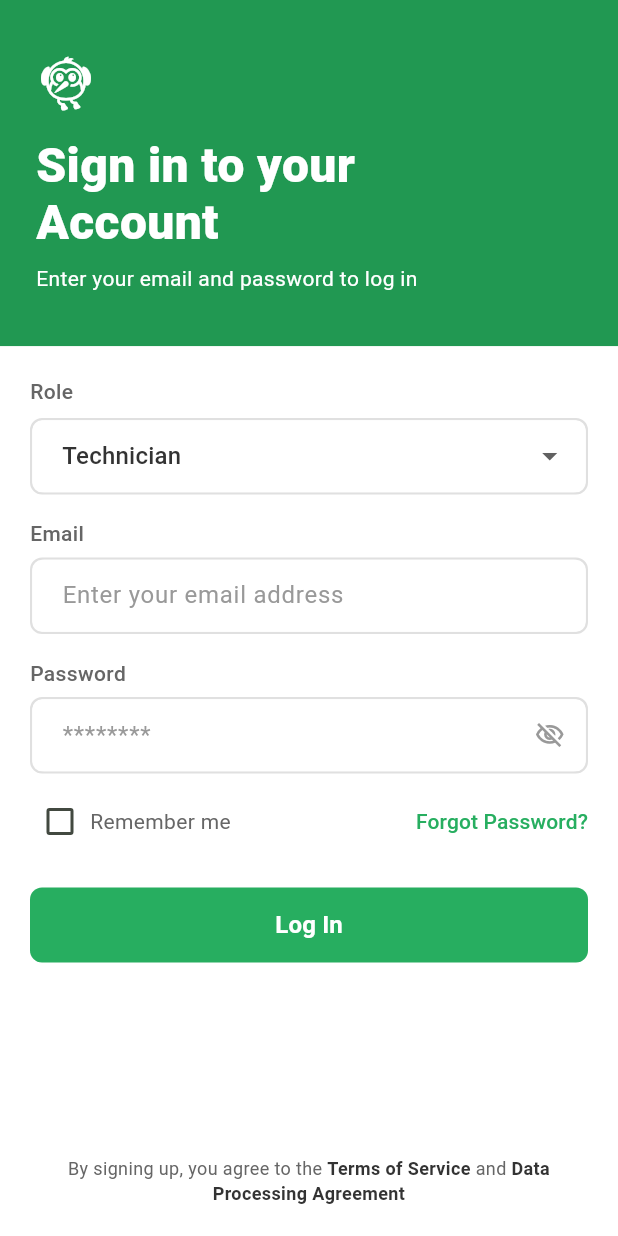
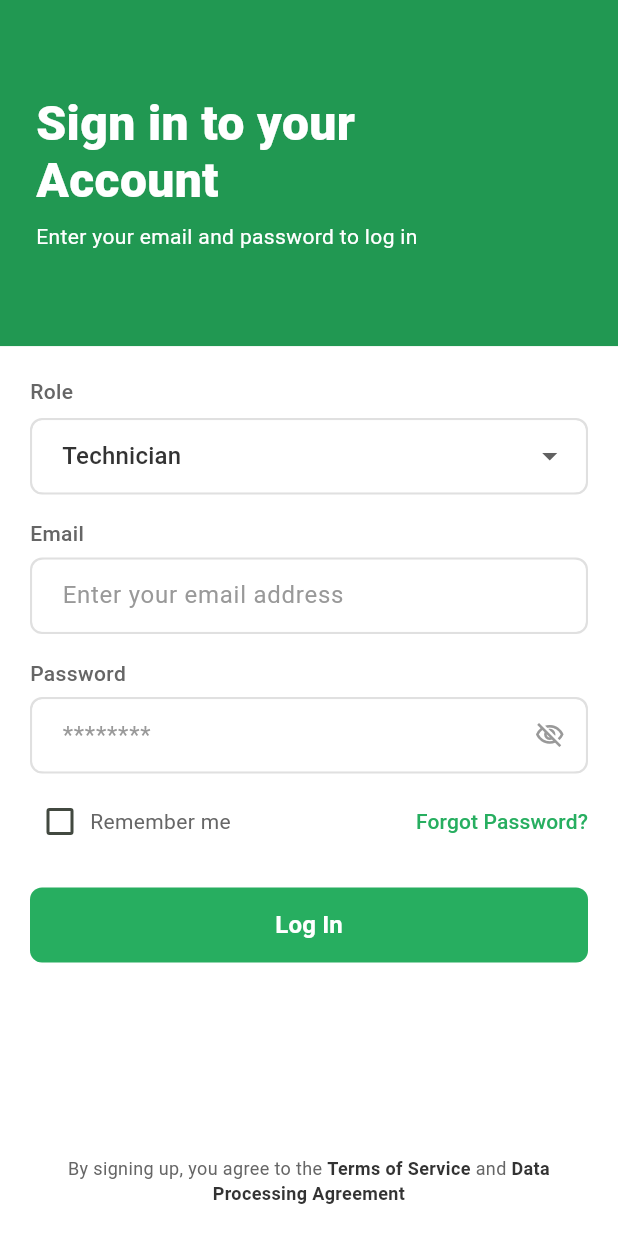
Before and after one commit to KurtLawrence8/trabacco_mobile, a Flutter app: the screen it shows after launch, on a phone screen of 412 x 824 dp. Run offline on Flutter 3.47's test engine with Material 3 defaults, Android fonts, the phone set to English and light mode, and no system bars; our stand-ins replace camera, connectivity_plus, geolocator, google_maps_flutter, image_picker, shared_preferences and 1 more; missing offline and left inert: gal; accounts and stored records are empty.

Commit message:
modified farm landing screen exception

```diff
--- a/lib/config/api_config.dart
+++ b/lib/config/api_config.dart
@@ -7,8 +7,8 @@ class ApiConfig {
     final url = kIsWeb
         ? 'http://127.0.0.1:8000/api' // For web - use localhost
         : Platform.isAndroid
-            ? 'http://192.168.100.210:8000/api' // For Android - use your computer's IP
-            : 'http://192.168.100.210:8000/api'; // For iOS and others - use your computer's IP
+            ? 'http://localhost:8000/api' // For Android - use your computer's IP
+            : 'http://localhost:8000/api'; // For iOS and others - use your computer's IP
 
     print(
       '🌐 [API CONFIG] Platform: ${kIsWeb ? 'Web' : Platform.isAndroid ? 'Android' : 'iOS/Other'}',
--- a/lib/screens/login_screen.dart
+++ b/lib/screens/login_screen.dart
@@ -304,14 +304,7 @@ class _LoginScreenState extends State<LoginScreen> {
                         mainAxisAlignment: MainAxisAlignment.center,
                         crossAxisAlignment: CrossAxisAlignment.start,
                         children: [
-                          // Logo/Icon
-                          Icon(
-                            Icons.flutter_dash_rounded,
-                            color: Colors.white,
-                            size: 40,
-                          ),
-                          SizedBox(height: 16),
-                          // Main Title
+                          // Logo/Icon                          // Main Title
                           Text(
                             'Sign in to your\nAccount',
                             textAlign: TextAlign.left,
```
Also changed, not shown: lib/screens/farm_worker_landing_screen.dart (+12 -14 lines), pubspec.lock.
